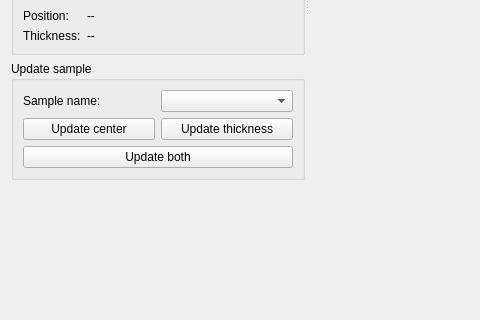
awacha/cct, file cct/qtgui/tools/capillarymeasurement/capillarymeasurement.ui: the form before one commit; both pictures show x 0 to 480 and y 310 to 630 of the 999 by 630 pixel window.
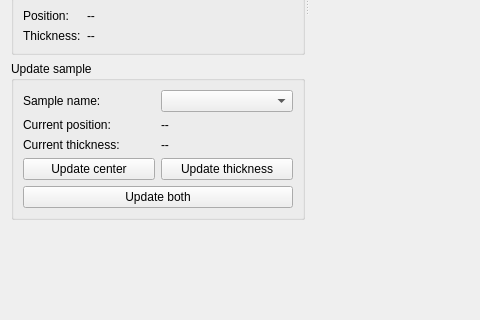
The form after the commit. Icons and pictures are not drawn.

Commit message: UI tuning in transmission and capillary measurement tools

```diff
--- a/cct/qtgui/tools/capillarymeasurement/capillarymeasurement.ui
+++ b/cct/qtgui/tools/capillarymeasurement/capillarymeasurement.ui
@@ -377,6 +377,13 @@
           <string>Update sample</string>
          </property>
          <layout class="QGridLayout" name="gridLayout_4">
+          <item row="1" column="0">
+           <widget class="QLabel" name="label_10">
+            <property name="text">
+             <string>Current position:</string>
+            </property>
+           </widget>
+          </item>
           <item row="0" column="0">
            <widget class="QLabel" name="label_11">
             <property name="text">
@@ -390,7 +397,7 @@
           <item row="0" column="1">
            <widget class="QComboBox" name="sampleNameComboBox"/>
           </item>
-          <item row="1" column="0" colspan="2">
+          <item row="3" column="0" colspan="2">
            <widget class="QWidget" name="widget_4" native="true">
             <property name="minimumSize">
              <size>
@@ -435,6 +442,27 @@
             </layout>
            </widget>
           </item>
+          <item row="2" column="0">
+           <widget class="QLabel" name="label_12">
+            <property name="text">
+             <string>Current thickness:</string>
+            </property>
+           </widget>
+          </item>
+          <item row="1" column="1">
+           <widget class="QLabel" name="currentPositionLabel">
+            <property name="text">
+             <string>--</string>
+            </property>
+           </widget>
+          </item>
+          <item row="2" column="1">
+           <widget class="QLabel" name="currentThicknessLabel">
+            <property name="text">
+             <string>--</string>
+            </property>
+           </widget>
+          </item>
          </layout>
         </widget>
        </item>
```
Left out of the diff: 2 changed lines with no effect on the pictures. The commit also changes 3 other files.
